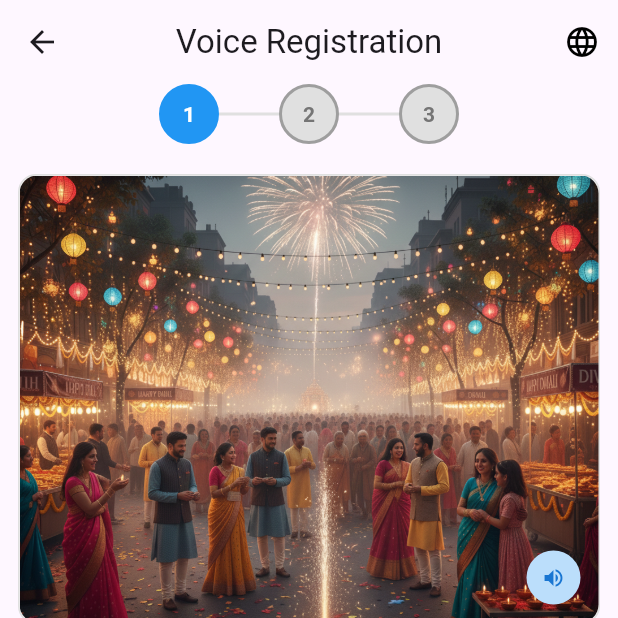
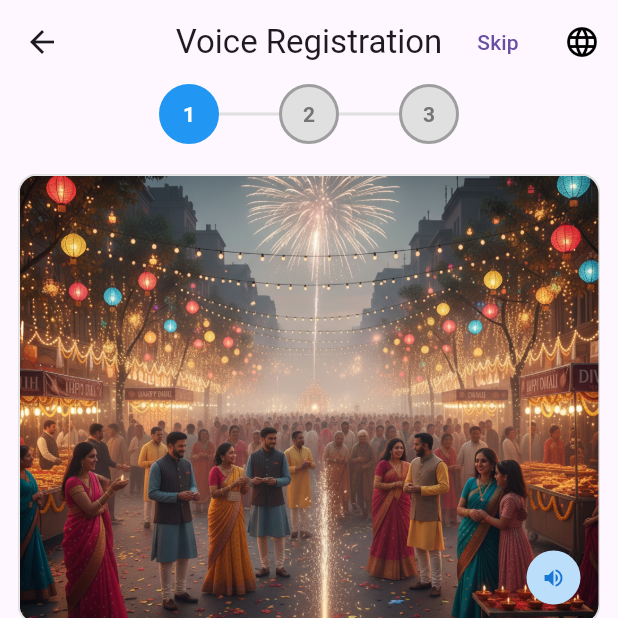
Before and after one commit to joshsoftware/voice-banking, a Flutter app: the RegistrationVoiceScreen screen opened by its route, on a phone screen of 412 x 824 dp, the top half of it. Run offline on Flutter 3.47's test engine with Material 3 defaults, Android fonts, the phone set to English and light mode, and no system bars; our stand-ins replace device_info_plus, dio, flutter_bloc, flutter_dotenv, flutter_tts, permission_handler and 1 more; missing offline and left inert: record; accounts and stored records are empty.

Commit message:
Ticket #PJM-73 - Added a skip button in registration page.

```diff
--- a/mobile_app/lib/screens/registration_voice_screen.dart
+++ b/mobile_app/lib/screens/registration_voice_screen.dart
@@ -74,6 +74,11 @@ class _RegistrationVoiceScreenState extends State<RegistrationVoiceScreen> {
                         onPressed: () => Navigator.of(context).pop(),
                       ),
                 actions: [
+                  if (!isUploading)
+                    TextButton(
+                      onPressed: () => Navigator.of(context).pop(),
+                      child: Text("Skip"),
+                    ),
                   LanguageToggleWidget(color: Colors.black),
                 ],
               ),
```
